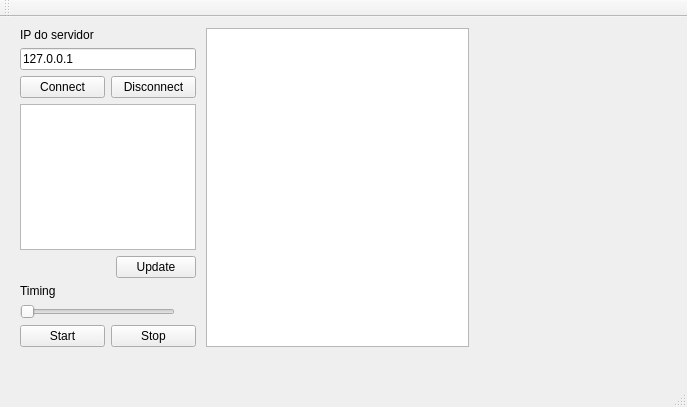
This is QtTcpClientConsumer/mainwindow.ui in fsilva19/qtSupervisory as Qt 5 draws it before an edit. The edited form follows.
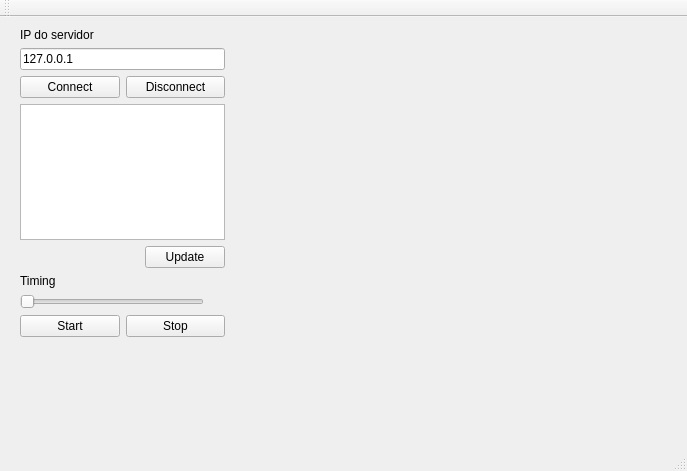
This is the edited form. Custom widgets are drawn as their Qt base class.

```diff
--- a/QtTcpClientConsumer/mainwindow.ui
+++ b/QtTcpClientConsumer/mainwindow.ui
@@ -7,23 +7,25 @@
     <x>0</x>
     <y>0</y>
     <width>687</width>
-    <height>407</height>
+    <height>471</height>
    </rect>
   </property>
   <property name="windowTitle">
    <string>MainWindow</string>
   </property>
   <widget class="QWidget" name="centralWidget">
-   <widget class="QWidget" name="layoutWidget">
+   <widget class="QWidget" name="">
     <property name="geometry">
      <rect>
       <x>9</x>
       <y>0</y>
-      <width>471</width>
-      <height>341</height>
+      <width>551</width>
+      <height>331</height>
      </rect>
     </property>
-    <layout class="QHBoxLayout" name="horizontalLayout_4" stretch="4,0,6">
+    <layout class="QHBoxLayout" name="horizontalLayout_5" stretch="40,60">
+     <item>
+      <layout class="QHBoxLayout" name="horizontalLayout_4" stretch="4,0">
      <item>
       <layout class="QVBoxLayout" name="verticalLayout_3">
        <item>
@@ -164,8 +166,10 @@
        </property>
       </spacer>
      </item>
+      </layout>
+     </item>
      <item>
-      <widget class="QGraphicsView" name="graphicsView"/>
+      <widget class="Plotter" name="widget" native="true"/>
      </item>
     </layout>
    </widget>
@@ -191,6 +195,14 @@
   <widget class="QStatusBar" name="statusBar"/>
  </widget>
  <layoutdefault spacing="6" margin="11"/>
+ <customwidgets>
+  <customwidget>
+   <class>Plotter</class>
+   <extends>QWidget</extends>
+   <header>plotter.h</header>
+   <container>1</container>
+  </customwidget>
+ </customwidgets>
  <resources/>
  <connections/>
 </ui>
```
Lines whose indentation alone changed are shown as unchanged.
